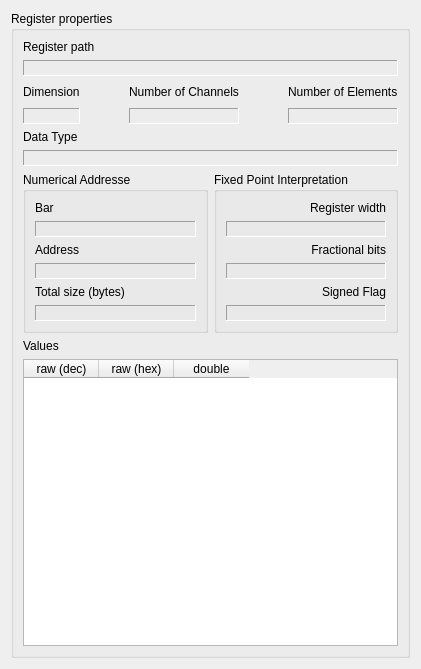
Qt form src/PropertiesWidgetForm.ui (ChimeraTK/QtHardMon) before a commit.
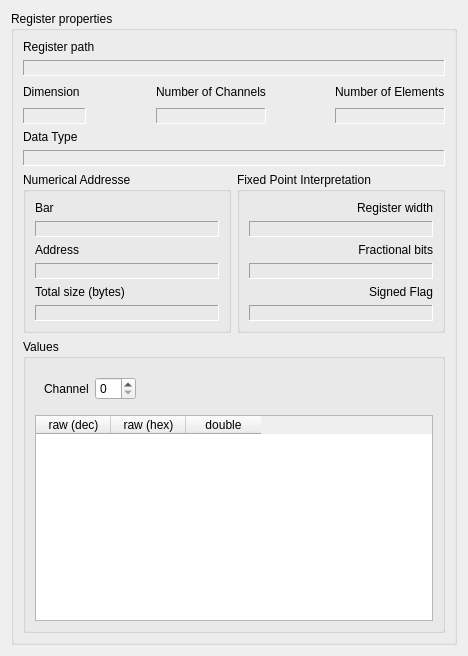
The same form after that commit.

Commit message: added channel selector

What changed in the file:
```diff
--- a/src/PropertiesWidgetForm.ui
+++ b/src/PropertiesWidgetForm.ui
@@ -6,8 +6,8 @@
    <rect>
     <x>0</x>
     <y>0</y>
-    <width>421</width>
-    <height>669</height>
+    <width>468</width>
+    <height>656</height>
    </rect>
   </property>
   <property name="sizePolicy">
@@ -19,8 +19,8 @@
   <property name="windowTitle">
    <string>Form</string>
   </property>
-  <layout class="QGridLayout" name="gridLayout_2">
-   <item row="0" column="0">
+  <layout class="QVBoxLayout" name="verticalLayout_5">
+   <item>
     <widget class="QGroupBox" name="registerPropertiesGroupBox">
      <property name="sizePolicy">
       <sizepolicy hsizetype="Preferred" vsizetype="Expanding">
@@ -37,7 +37,7 @@
      <property name="title">
       <string>Register properties</string>
      </property>
-     <layout class="QVBoxLayout" name="verticalLayout_3">
+     <layout class="QVBoxLayout" name="verticalLayout_4">
       <item>
        <widget class="QLabel" name="registerPathLabel">
         <property name="text">
@@ -425,12 +425,38 @@
        </layout>
       </item>
       <item>
-       <layout class="QVBoxLayout" name="verticalLayout_4">
-        <item>
-         <widget class="QLabel" name="valuesLabel">
-          <property name="text">
+       <widget class="QGroupBox" name="valuesGroupBox">
+        <property name="title">
            <string>Values</string>
           </property>
+        <layout class="QVBoxLayout" name="verticalLayout_3">
+         <item>
+          <widget class="QWidget" name="channelWidget" native="true">
+           <layout class="QHBoxLayout" name="horizontalLayout_2">
+            <item>
+             <widget class="QLabel" name="channelLabel">
+              <property name="text">
+               <string>Channel</string>
+              </property>
+             </widget>
+            </item>
+            <item>
+             <widget class="QSpinBox" name="channelSpinBox"/>
+            </item>
+            <item>
+             <spacer name="horizontalSpacer_3">
+              <property name="orientation">
+               <enum>Qt::Horizontal</enum>
+              </property>
+              <property name="sizeHint" stdset="0">
+               <size>
+                <width>268</width>
+                <height>20</height>
+               </size>
+              </property>
+             </spacer>
+            </item>
+           </layout>
          </widget>
         </item>
         <item>
@@ -483,6 +509,7 @@
          </widget>
         </item>
        </layout>
+       </widget>
       </item>
      </layout>
     </widget>
```
Lines whose indentation alone changed are shown as unchanged. The commit also changes 3 other files.
